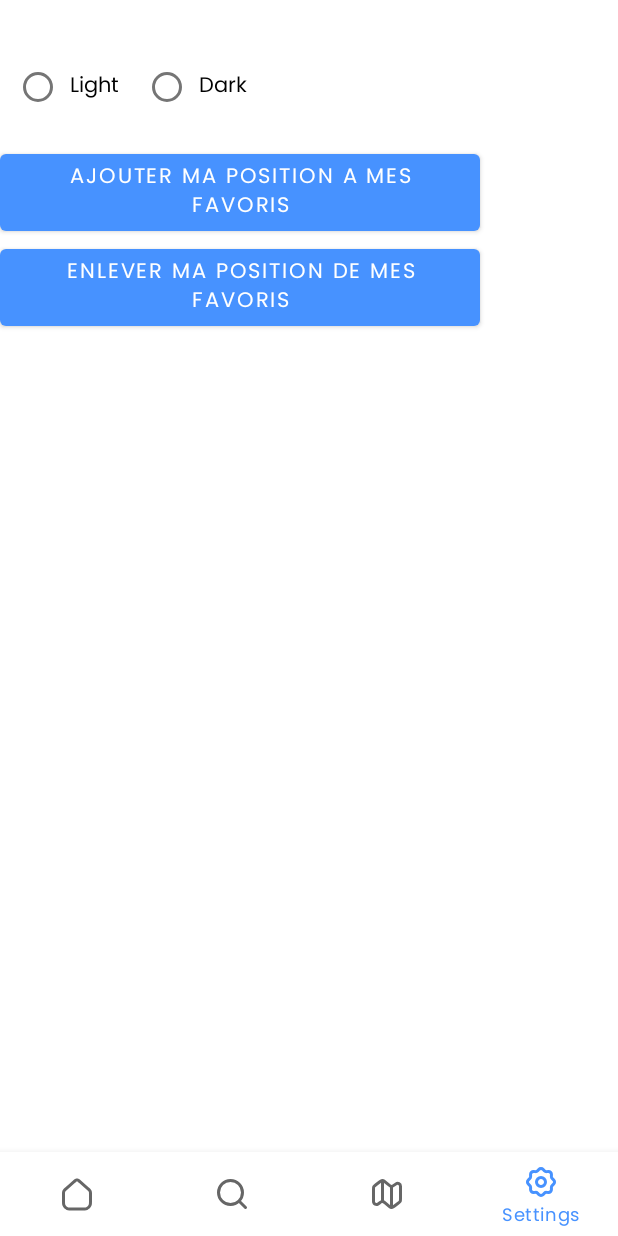
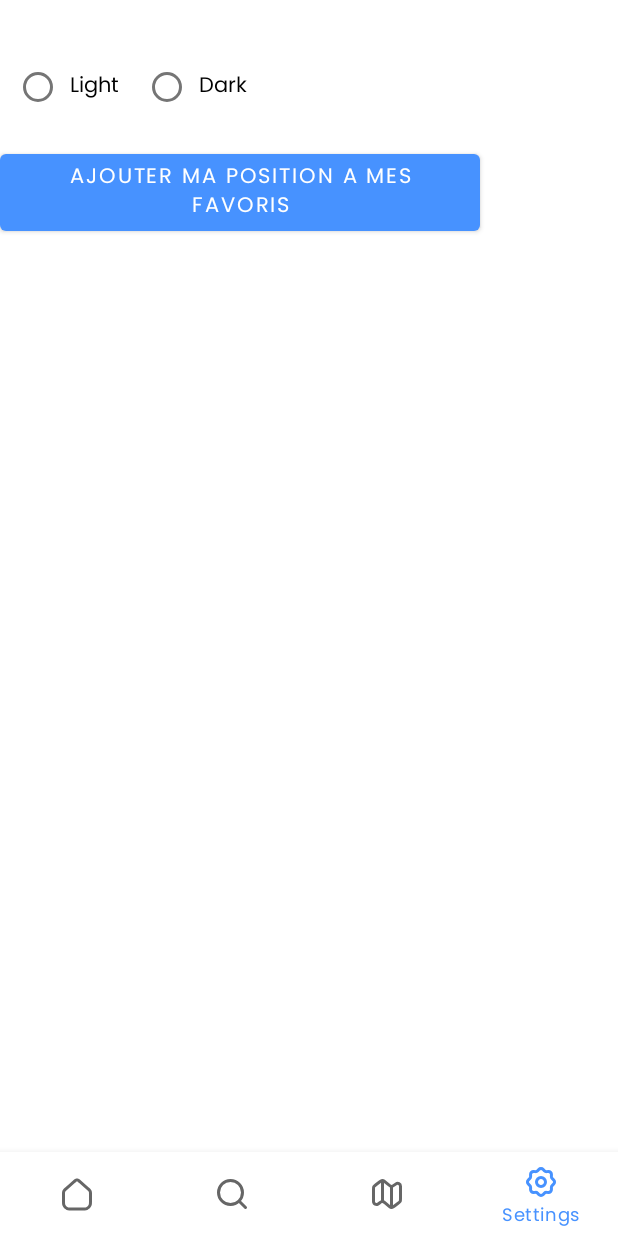
Before and after one commit to Psykoxen/Rainbow, an Android app: the SettingsFragment screen opened through its navigation route, on a phone screen of 412 x 824 dp. Run offline under Robolectric (Android 15) with nearby library versions, the light colour scheme and no system bars; our stand-ins replace navigation-ui.

Commit message:
you can now remove your gps from your favorite list

```diff
--- a/app/src/main/java/fr/rainbow/DetailedActivity.kt
+++ b/app/src/main/java/fr/rainbow/DetailedActivity.kt
@@ -72,9 +72,6 @@ class DetailedActivity : AppCompatActivity() {
                 favorite.isFavorite = true
                 btn_favorite.setBackgroundResource(fr.rainbow.R.drawable.ic_star_full)
             }
-        }
-        if(favorite.isGPS){
-            btn_favorite.setOnClickListener(null)
         }
     }
 
--- a/app/src/main/java/fr/rainbow/ui/home/HomeFragment.kt
+++ b/app/src/main/java/fr/rainbow/ui/home/HomeFragment.kt
@@ -70,9 +70,8 @@ class HomeFragment : Fragment() {
         _binding = FragmentHomeBinding.inflate(inflater, container, false)
         val root: View = binding.root
 
+
         favorites = (activity as MainActivity).favorites
-
-        initGps()
 
         recyclerView = root.findViewById(R.id.favorite_list)
         with(recyclerView) {
@@ -84,6 +83,7 @@ class HomeFragment : Fragment() {
         }
         initAllData()
 
+        initGps()
         return root
 
     }
@@ -91,6 +91,7 @@ class HomeFragment : Fragment() {
 
     fun initGps(){
         gps = false
+
         fusedLocationProviderClient?.removeLocationUpdates(mLocationCallback)
         for (i in favorites){
             if (i.isGPS){
@@ -127,9 +128,10 @@ class HomeFragment : Fragment() {
 
     override fun onResume() {
         super.onResume()
-        if(this::gpsFavorite.isInitialized) {
+        if(gps) {
             startLocationUpdates()
         }
+        recyclerView.adapter?.notifyDataSetChanged()
     }
 
     fun initAllData(){
--- a/app/src/main/java/fr/rainbow/ui/settings/SettingsFragment.kt
+++ b/app/src/main/java/fr/rainbow/ui/settings/SettingsFragment.kt
@@ -58,8 +58,5 @@ class SettingsFragment : Fragment() {
         gpsAddButton.setOnClickListener {
             (activity as MainActivity).addGps()
         }
-        gpsRemoveButton.setOnClickListener {
-            (activity as MainActivity).removeGps()
-        }
     }
 }
--- a/app/src/main/res/layout/fragment_settings.xml
+++ b/app/src/main/res/layout/fragment_settings.xml
@@ -59,12 +59,5 @@
         app:layout_constraintTop_toBottomOf="@+id/idRGgroup"
         app:layout_constraintLeft_toLeftOf="parent"
         android:text="Ajouter ma position a mes favoris"/>
-    <Button
-        android:id="@+id/gpsRemoveButton"
-        android:layout_width="wrap_content"
-        android:layout_height="wrap_content"
-        app:layout_constraintTop_toBottomOf="@+id/gpsAddButton"
-        app:layout_constraintLeft_toLeftOf="parent"
-        android:text="Enlever ma position de mes favoris"/>
 
 </androidx.constraintlayout.widget.ConstraintLayout>
```
Also changed, not shown: app/src/main/java/fr/rainbow/MainActivity.kt (+3 -16 lines).
